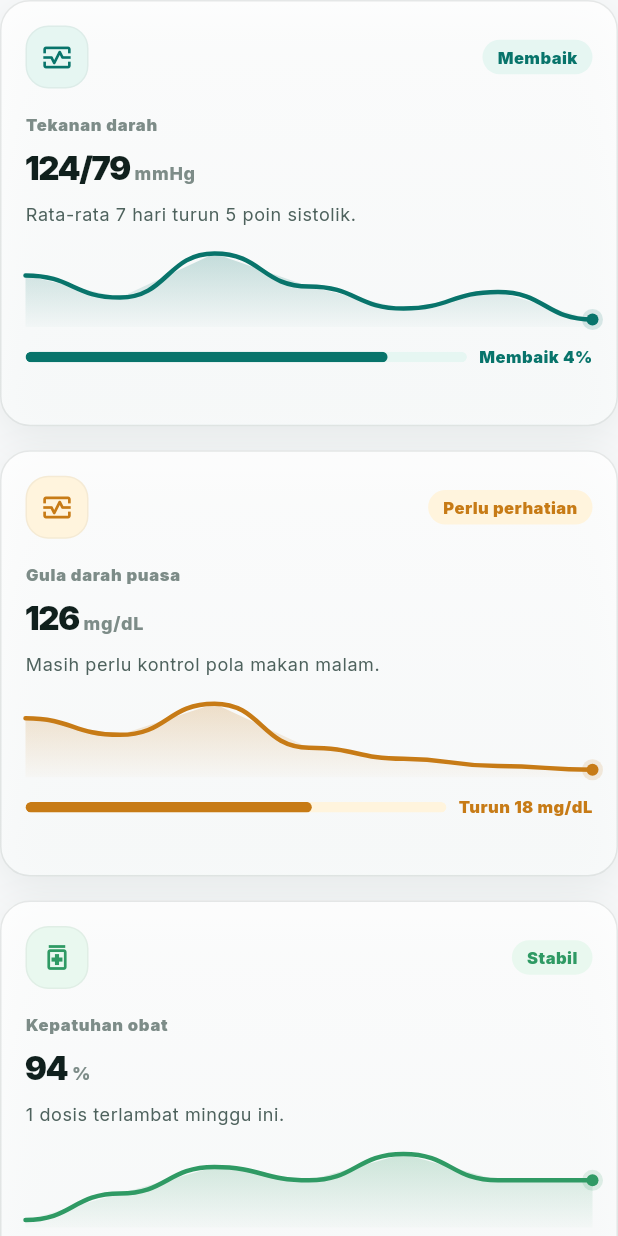
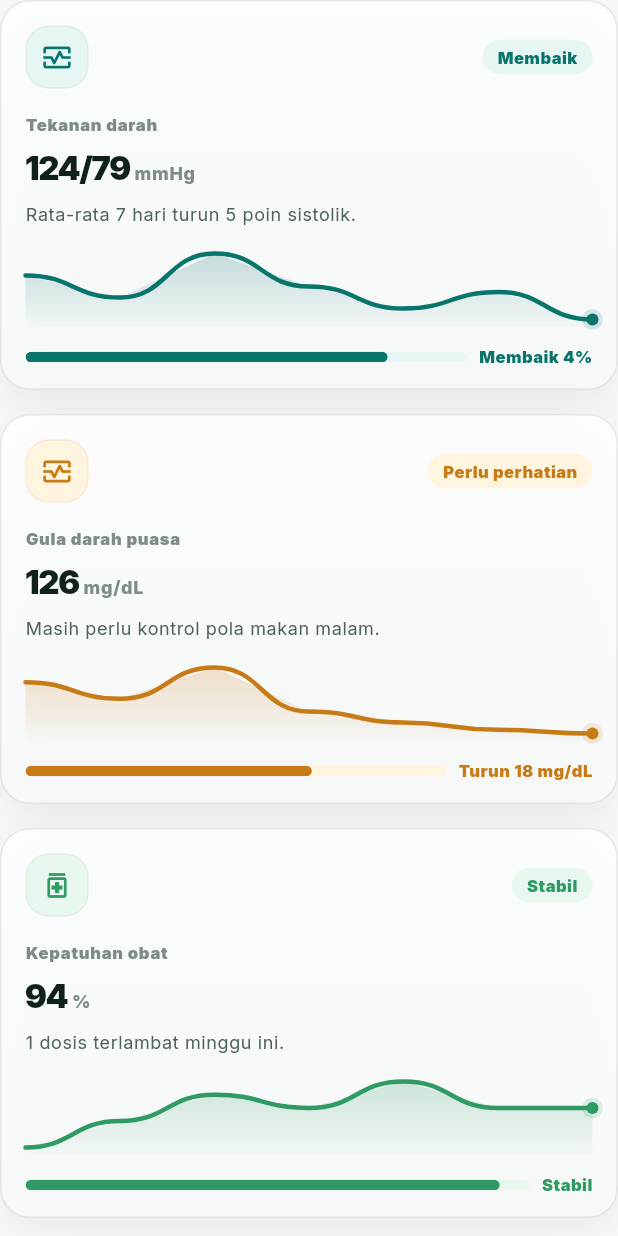
Before and after one commit to Ambaturizz/PeduliKeluarga, a Flutter app: the _SummaryGrid widget shown alone on an empty page, opened directly, on a phone screen of 412 x 824 dp. Run offline on Flutter 3.47's test engine with Material 3 defaults, Android fonts, the phone set to English and light mode, and no system bars; our stand-ins replace flutter_map, flutter_riverpod, geolocator, go_router, google_fonts, latlong2 and 3 more; missing offline and left inert: gif, mobile_scanner; accounts and stored records are empty.

Commit message:
fix(layout): fix navigation crash and dashboard/history layout overflows

```diff
--- a/lib/features/home/presentation/widgets/home_dashboard_widgets.dart
+++ b/lib/features/home/presentation/widgets/home_dashboard_widgets.dart
@@ -712,13 +712,13 @@ class _HeroStatTile extends StatelessWidget {
       ),
       child: Column(
         crossAxisAlignment: CrossAxisAlignment.start,
+        mainAxisAlignment: MainAxisAlignment.spaceBetween,
         children: [
           Icon(
             stat.icon,
             color: Colors.white.withValues(alpha: 0.82),
             size: 20,
           ),
-          const Spacer(),
           Text(
             stat.value,
             maxLines: 1,
--- a/lib/features/peduliriwayat/presentation/pages/peduli_riwayat_page.dart
+++ b/lib/features/peduliriwayat/presentation/pages/peduli_riwayat_page.dart
@@ -312,7 +312,7 @@ class _SummaryGrid extends StatelessWidget {
             crossAxisCount: columns,
             crossAxisSpacing: 16,
             mainAxisSpacing: 16,
-            childAspectRatio: columns == 1 ? 1.45 : 0.88,
+            mainAxisExtent: 260,
           ),
           itemCount: metrics.length,
           itemBuilder: (context, index) => AppAnimatedEntrance(
```
Also changed, not shown: lib/shared/layouts/app_navigation_shell.dart (+1 -12 lines), 2 other files.
